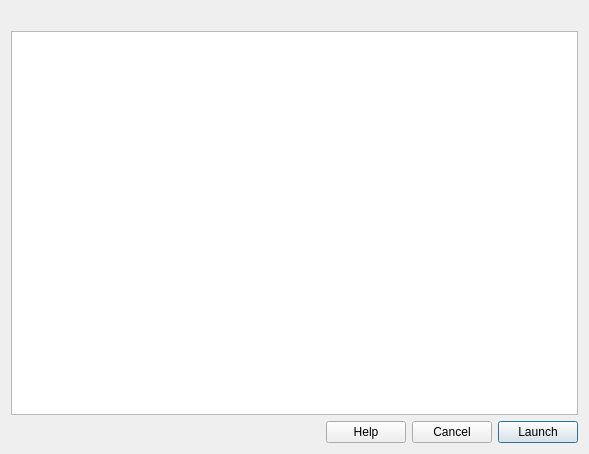
OpenModelica/OMOptim, file OMOptimBasis/GUI/Dialogs/ScriptTextDlg.ui: the form before one commit.
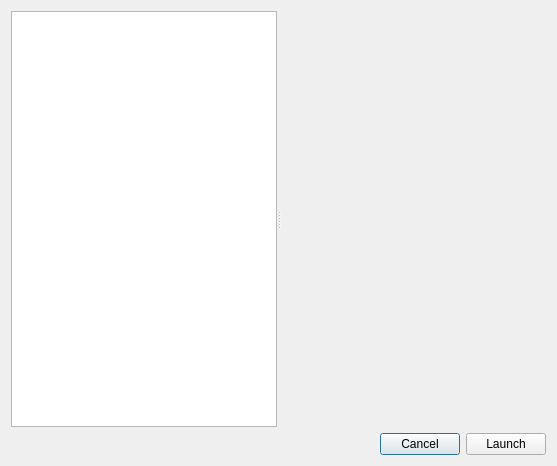
The form after the commit. Icons and pictures are not drawn.

Commit message: - upgraded script functions - removed potential bug with exemodels

```diff
--- a/OMOptimBasis/GUI/Dialogs/ScriptTextDlg.ui
+++ b/OMOptimBasis/GUI/Dialogs/ScriptTextDlg.ui
@@ -6,53 +6,41 @@
    <rect>
     <x>0</x>
     <y>0</y>
-    <width>589</width>
-    <height>454</height>
+    <width>557</width>
+    <height>466</height>
    </rect>
   </property>
   <property name="windowTitle">
    <string>Script</string>
   </property>
   <layout class="QGridLayout" name="gridLayout">
-   <item row="0" column="0">
-    <widget class="QLabel" name="label">
-     <property name="sizePolicy">
-      <sizepolicy hsizetype="Fixed" vsizetype="Fixed">
-       <horstretch>0</horstretch>
-       <verstretch>0</verstretch>
-      </sizepolicy>
+   <item row="0" column="0" colspan="3">
+    <widget class="QSplitter" name="splitter">
+     <property name="orientation">
+      <enum>Qt::Horizontal</enum>
      </property>
-     <property name="maximumSize">
-      <size>
-       <width>120</width>
-       <height>110</height>
-      </size>
-     </property>
-     <property name="text">
-      <string/>
-     </property>
-     <property name="pixmap">
-      <pixmap>:/icons/Mines.PNG</pixmap>
-     </property>
-     <property name="scaledContents">
-      <bool>true</bool>
-     </property>
+     <widget class="QTextEdit" name="textEdit">
+      <property name="acceptRichText">
+       <bool>false</bool>
+      </property>
+     </widget>
+     <widget class="QTextBrowser" name="textHelp">
+      <property name="acceptDrops">
+       <bool>false</bool>
+      </property>
+      <property name="styleSheet">
+       <string notr="true">background-color:transparent</string>
+      </property>
+      <property name="frameShape">
+       <enum>QFrame::Box</enum>
+      </property>
+      <property name="frameShadow">
+       <enum>QFrame::Raised</enum>
+      </property>
+     </widget>
     </widget>
    </item>
-   <item row="2" column="3">
-    <widget class="QPushButton" name="pushLaunch">
-     <property name="sizePolicy">
-      <sizepolicy hsizetype="Maximum" vsizetype="Fixed">
-       <horstretch>0</horstretch>
-       <verstretch>0</verstretch>
-      </sizepolicy>
-     </property>
-     <property name="text">
-      <string>Launch</string>
-     </property>
-    </widget>
-   </item>
-   <item row="2" column="0">
+   <item row="1" column="0">
     <spacer name="horizontalSpacer">
      <property name="orientation">
       <enum>Qt::Horizontal</enum>
@@ -65,24 +53,23 @@
      </property>
     </spacer>
    </item>
-   <item row="1" column="0" colspan="4">
-    <widget class="QTextEdit" name="textEdit">
-     <property name="acceptRichText">
-      <bool>false</bool>
-     </property>
-    </widget>
-   </item>
-   <item row="2" column="2">
+   <item row="1" column="1">
     <widget class="QPushButton" name="pushCancel">
      <property name="text">
       <string>Cancel</string>
      </property>
     </widget>
    </item>
-   <item row="2" column="1">
-    <widget class="QPushButton" name="pushHelp">
+   <item row="1" column="2">
+    <widget class="QPushButton" name="pushLaunch">
+     <property name="sizePolicy">
+      <sizepolicy hsizetype="Maximum" vsizetype="Fixed">
+       <horstretch>0</horstretch>
+       <verstretch>0</verstretch>
+      </sizepolicy>
+     </property>
      <property name="text">
-      <string>Help</string>
+      <string>Launch</string>
      </property>
     </widget>
    </item>
```
The commit also changes 5 other files.
